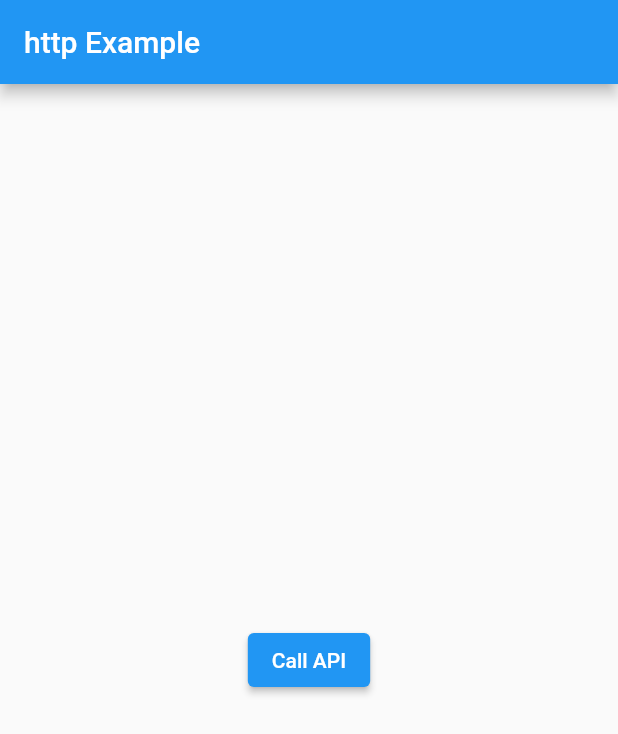
After one commit to rcshpark/flutter-sample, a Flutter app: the TestApi screen opened directly, after a tap on "Call API", on a phone screen of 412 x 824 dp. The commit adds this screen. Shown: the top 734 px of the screen. Run offline on Flutter 3.47's test engine with Material 2 defaults, Android fonts, the phone set to English and light mode, and no system bars; missing offline and left inert: kakao_flutter_sdk; network calls fail; statements that could not run were skipped.

Commit message:
Feat: api 불러오기 get/post 방식 예제

```diff
--- a/lib/main.dart
+++ b/lib/main.dart
@@ -19,8 +19,9 @@ class MyApp extends StatelessWidget {
     return const MaterialApp(
       title: 'flutter example',
       //home: TestPage(),
-      home: KakaoLoginScreen(),
+      //home: KakaoLoginScreen(),
       //home: checkbox(),
+      home: TestApi(),
     );
   }
 }
--- /dev/null
+++ b/lib/screen/api_screen.dart
@@ -0,0 +1,37 @@
+import 'package:flutter/material.dart';
+import 'package:http/http.dart' as http;
+
+class TestApi extends StatelessWidget {
+  const TestApi({Key? key}) : super(key: key);
+
+  void _callAPI() async {
+    var url = Uri.parse(
+      'https://raw.githubusercontent.com/dev-yakuza/users/master/api.json',
+    );
+    var response = await http.get(url);
+    print('Response status: ${response.statusCode}');
+    print('Response body: ${response.body}');
+
+    url = Uri.parse('https://reqbin.com/sample/post/json');
+    response = await http.post(url, body: {
+      'key': 'value',
+    });
+    print('Response status: ${response.statusCode}');
+    print('Response body: ${response.body}');
+  }
+
+  @override
+  Widget build(BuildContext context) {
+    return Scaffold(
+      appBar: AppBar(
+        title: const Text('http Example'),
+      ),
+      body: Center(
+        child: ElevatedButton(
+          onPressed: _callAPI,
+          child: const Text('Call API'),
+        ),
+      ),
+    );
+  }
+}
--- a/pubspec.yaml
+++ b/pubspec.yaml
@@ -29,6 +29,7 @@ environment:
 dependencies:
   flutter:
     sdk: flutter
+  http:
 
   kakao_flutter_sdk: ^1.2.1 # 전체 추가
   # kakao_flutter_sdk_user: ^1.2.1 # 카카오 로그인
@@ -41,6 +42,7 @@ dependencies:
   # The following adds the Cupertino Icons font to your application.
   # Use with the CupertinoIcons class for iOS style icons.
   cupertino_icons: ^1.0.2
+
 
 dev_dependencies:
   flutter_test:
```
Also changed, not shown: lib/screen/test.dart (deleted, +0 -22 lines), pubspec.lock.
